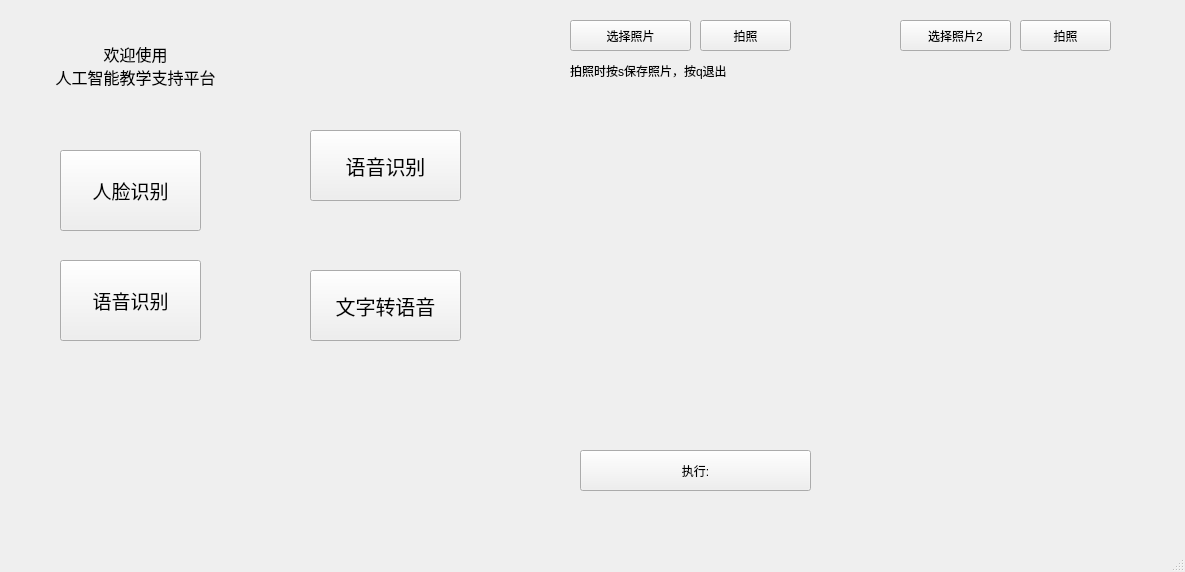
Old version of the form ai-teach.ui in the repository zhufree/ai-class-platform.
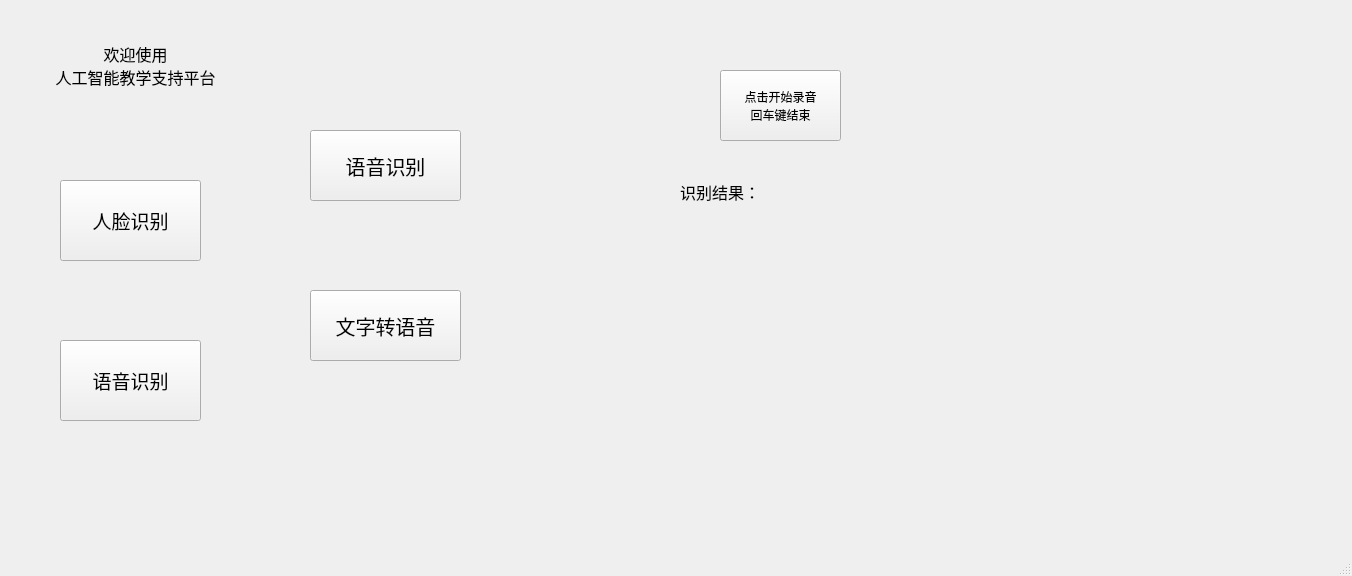
New version of the form. The open tabs and pages were chosen to show the change.

Commit message: :rocket: add speech ui and function

The edit to the form file:
```diff
--- a/ai-teach.ui
+++ b/ai-teach.ui
@@ -6,8 +6,8 @@
    <rect>
     <x>0</x>
     <y>0</y>
-    <width>1185</width>
-    <height>572</height>
+    <width>1352</width>
+    <height>576</height>
    </rect>
   </property>
   <property name="windowTitle">
@@ -143,7 +143,7 @@
       <property name="geometry">
        <rect>
         <x>50</x>
-        <y>270</y>
+        <y>290</y>
         <width>151</width>
         <height>71</height>
        </rect>
@@ -191,7 +191,7 @@
     <property name="geometry">
      <rect>
       <x>60</x>
-      <y>150</y>
+      <y>180</y>
       <width>141</width>
       <height>81</height>
      </rect>
@@ -212,7 +212,7 @@
     <property name="geometry">
      <rect>
       <x>60</x>
-      <y>260</y>
+      <y>340</y>
       <width>141</width>
       <height>81</height>
      </rect>
@@ -229,13 +229,87 @@
      <string>语音识别</string>
     </property>
    </widget>
-   <widget class="QLabel" name="showPicLabel">
+   <widget class="QStackedWidget" name="userOperationWidget">
     <property name="geometry">
      <rect>
       <x>550</x>
+      <y>10</y>
+      <width>741</width>
+      <height>521</height>
+     </rect>
+    </property>
+    <property name="currentIndex">
+     <number>1</number>
+    </property>
+    <widget class="QWidget" name="faceOperationPage">
+     <widget class="QPushButton" name="fileSelectBtn">
+      <property name="geometry">
+       <rect>
+        <x>10</x>
+        <y>30</y>
+        <width>121</width>
+        <height>31</height>
+       </rect>
+      </property>
+      <property name="styleSheet">
+       <string notr="true"/>
+      </property>
+      <property name="text">
+       <string>选择照片</string>
+      </property>
+     </widget>
+     <widget class="QPushButton" name="takePhotoBtn">
+      <property name="geometry">
+       <rect>
+        <x>150</x>
+        <y>30</y>
+        <width>91</width>
+        <height>31</height>
+       </rect>
+      </property>
+      <property name="styleSheet">
+       <string notr="true"/>
+      </property>
+      <property name="text">
+       <string>拍照</string>
+      </property>
+     </widget>
+     <widget class="QLabel" name="takePhotoNotice">
+      <property name="geometry">
+       <rect>
+        <x>20</x>
       <y>80</y>
-      <width>301</width>
-      <height>301</height>
+        <width>231</width>
+        <height>21</height>
+       </rect>
+      </property>
+      <property name="text">
+       <string>拍照时按s保存照片，按q退出</string>
+      </property>
+     </widget>
+     <widget class="QPushButton" name="funcBtn">
+      <property name="geometry">
+       <rect>
+        <x>10</x>
+        <y>430</y>
+        <width>231</width>
+        <height>41</height>
+       </rect>
+      </property>
+      <property name="styleSheet">
+       <string notr="true"/>
+      </property>
+      <property name="text">
+       <string>执行:</string>
+      </property>
+     </widget>
+     <widget class="QLabel" name="showPicLabel">
+      <property name="geometry">
+       <rect>
+        <x>10</x>
+        <y>120</y>
+        <width>281</width>
+        <height>281</height>
      </rect>
     </property>
     <property name="text">
@@ -245,12 +319,25 @@
      <set>Qt::AlignCenter</set>
     </property>
    </widget>
-   <widget class="QStackedWidget" name="operationWidget">
+     <widget class="QLabel" name="statusLabel">
     <property name="geometry">
      <rect>
-      <x>880</x>
+        <x>30</x>
+        <y>480</y>
+        <width>231</width>
+        <height>20</height>
+       </rect>
+      </property>
+      <property name="text">
+       <string/>
+      </property>
+     </widget>
+     <widget class="QStackedWidget" name="faceOperationWidget">
+      <property name="geometry">
+       <rect>
+        <x>350</x>
       <y>10</y>
-      <width>271</width>
+        <width>341</width>
       <height>491</height>
      </rect>
     </property>
@@ -318,8 +405,8 @@
      <widget class="QPushButton" name="secondFileSelectBtn">
       <property name="geometry">
        <rect>
-        <x>20</x>
-        <y>10</y>
+          <x>30</x>
+          <y>20</y>
         <width>111</width>
         <height>31</height>
        </rect>
@@ -344,8 +431,8 @@
      <widget class="QPushButton" name="takeSecondPhotoBtn">
       <property name="geometry">
        <rect>
-        <x>140</x>
-        <y>10</y>
+          <x>160</x>
+          <y>20</y>
         <width>91</width>
         <height>31</height>
        </rect>
@@ -359,79 +446,98 @@
      </widget>
     </widget>
    </widget>
-   <widget class="QPushButton" name="funcBtn">
-    <property name="geometry">
-     <rect>
-      <x>580</x>
-      <y>450</y>
-      <width>231</width>
-      <height>41</height>
-     </rect>
-    </property>
-    <property name="styleSheet">
-     <string notr="true"/>
-    </property>
-    <property name="text">
-     <string>执行:</string>
-    </property>
-   </widget>
-   <widget class="QPushButton" name="fileSelectBtn">
+    </widget>
+    <widget class="QWidget" name="speechOperationPage">
+     <widget class="QStackedWidget" name="speechOperationWidget">
     <property name="geometry">
      <rect>
-      <x>570</x>
+        <x>70</x>
       <y>20</y>
+        <width>341</width>
+        <height>471</height>
+       </rect>
+      </property>
+      <widget class="QWidget" name="voice2TextPage">
+       <widget class="QPushButton" name="recordBtn">
+        <property name="geometry">
+         <rect>
+          <x>100</x>
+          <y>40</y>
       <width>121</width>
-      <height>31</height>
-     </rect>
-    </property>
-    <property name="styleSheet">
-     <string notr="true"/>
-    </property>
+          <height>71</height>
+         </rect>
+        </property>
     <property name="text">
-     <string>选择照片</string>
-    </property>
-   </widget>
-   <widget class="QLabel" name="statusLabel">
+         <string>点击开始录音
+回车键结束</string>
+        </property>
+       </widget>
+       <widget class="QLabel" name="textResultLabel">
     <property name="geometry">
      <rect>
-      <x>580</x>
-      <y>500</y>
-      <width>231</width>
-      <height>20</height>
-     </rect>
-    </property>
+          <x>60</x>
+          <y>150</y>
+          <width>221</width>
+          <height>231</height>
+         </rect>
+        </property>
+        <property name="font">
+         <font>
+          <pointsize>12</pointsize>
+         </font>
+        </property>
     <property name="text">
-     <string/>
-    </property>
-   </widget>
-   <widget class="QPushButton" name="takePhotoBtn">
+         <string>识别结果：</string>
+        </property>
+        <property name="alignment">
+         <set>Qt::AlignLeading|Qt::AlignLeft|Qt::AlignTop</set>
+        </property>
+        <property name="wordWrap">
+         <bool>true</bool>
+        </property>
+       </widget>
+      </widget>
+      <widget class="QWidget" name="text2VoicePage">
+       <widget class="QLabel" name="textInputNoticeLabel">
     <property name="geometry">
      <rect>
-      <x>700</x>
-      <y>20</y>
-      <width>91</width>
-      <height>31</height>
-     </rect>
-    </property>
-    <property name="styleSheet">
-     <string notr="true"/>
-    </property>
+          <x>40</x>
+          <y>30</y>
+          <width>54</width>
+          <height>16</height>
+         </rect>
+        </property>
     <property name="text">
-     <string>拍照</string>
-    </property>
-   </widget>
-   <widget class="QLabel" name="takePhotoNotice">
+         <string>输入文本：</string>
+        </property>
+       </widget>
+       <widget class="QPlainTextEdit" name="textInput">
     <property name="geometry">
      <rect>
-      <x>570</x>
+          <x>30</x>
       <y>60</y>
-      <width>231</width>
-      <height>21</height>
+          <width>271</width>
+          <height>91</height>
+         </rect>
+        </property>
+       </widget>
+       <widget class="QPushButton" name="translateBtn">
+        <property name="geometry">
+         <rect>
+          <x>80</x>
+          <y>200</y>
+          <width>181</width>
+          <height>71</height>
      </rect>
     </property>
     <property name="text">
-     <string>拍照时按s保存照片，按q退出</string>
-    </property>
+         <string>转换并播放
+（请确保麦克风或扬声器打开）</string>
+        </property>
+       </widget>
+      </widget>
+     </widget>
+    </widget>
    </widget>
   </widget>
   <widget class="QMenuBar" name="menubar">
```
Left out of the diff: 20 changed lines with no effect on the pictures. Lines whose indentation alone changed are shown as unchanged. The commit also changes 3 other files.
